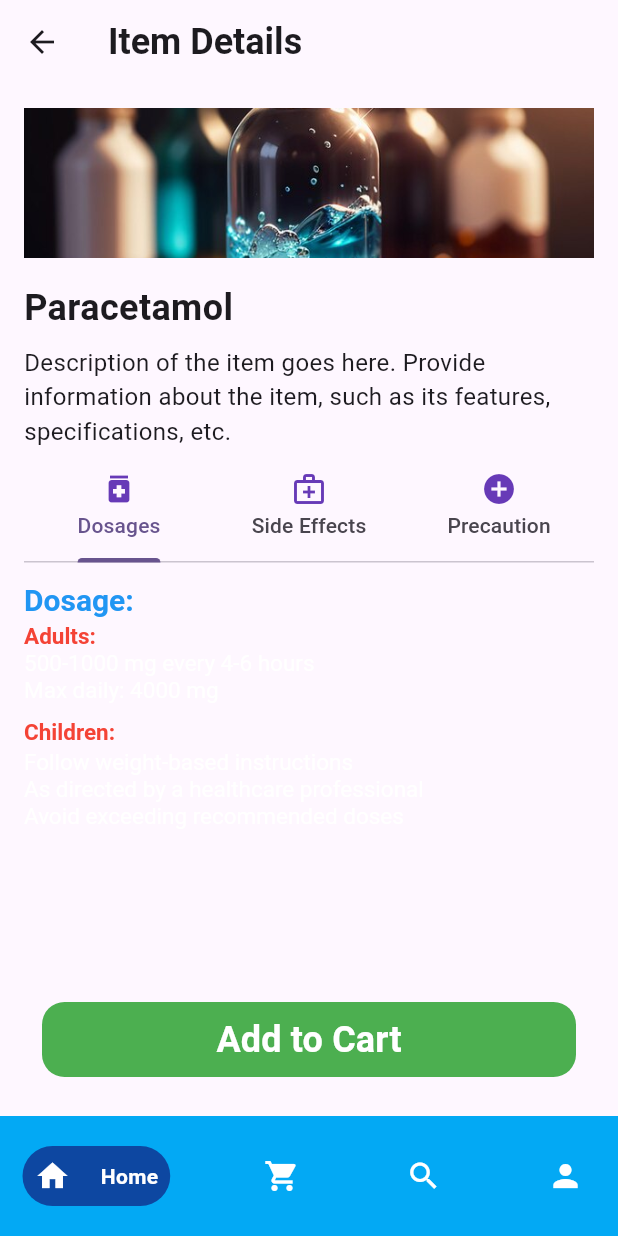
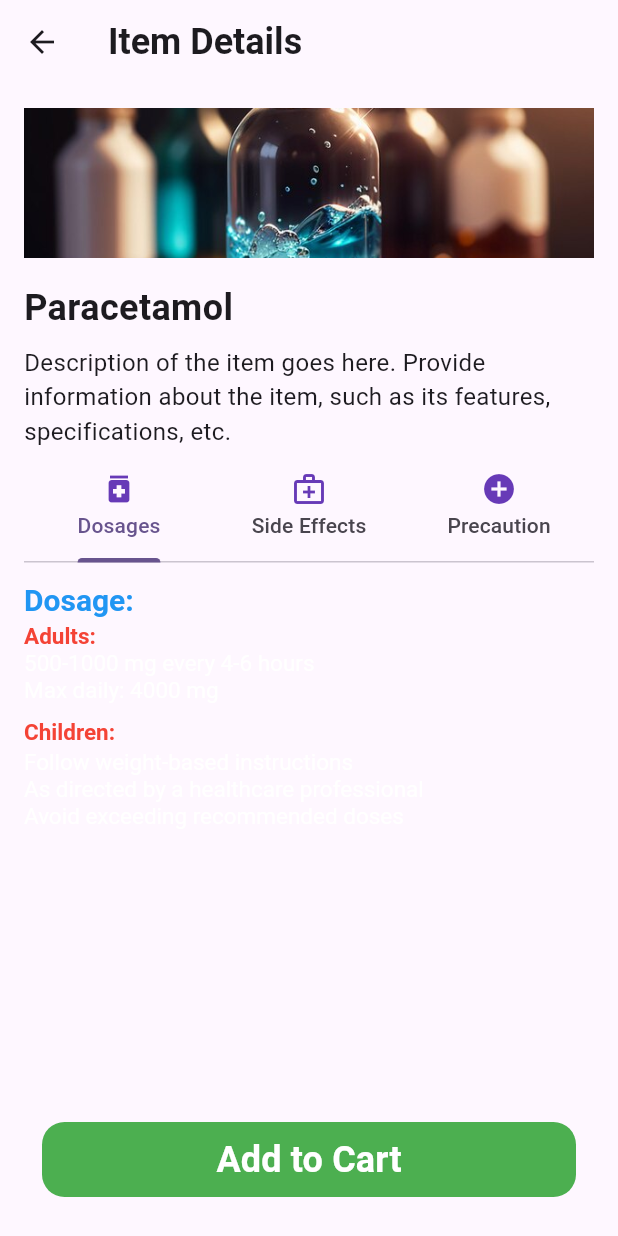
Before and after one commit to sunil5y/MedInfo, a Flutter app: the DetailPage screen opened directly, on a phone screen of 412 x 824 dp. Run offline on Flutter 3.47's test engine with Material 2 defaults, Android fonts, the phone set to English and light mode, and no system bars; drawn by our look-alikes of google_nav_bar.

Commit message:
app project

```diff
--- a/lib/Details/Detail_page.dart
+++ b/lib/Details/Detail_page.dart
@@ -172,38 +172,38 @@
         ),
       ),
 
-        bottomNavigationBar: Container(
-          color: Colors.lightBlue,
-          child: Padding(
-            padding: const EdgeInsets.symmetric(horizontal: 15.0, vertical: 20),
-            child: GNav(
-                backgroundColor: Colors.lightBlue,
-                color: Colors.white,
-                activeColor: Colors.white,
-                tabBackgroundColor: Colors.blue.shade900,
-                padding: EdgeInsets.all(8),
-                gap: 20,
-                tabs: [
-                  GButton(
-                      icon: Icons.home,
-                      text: 'Home'),
-
-                  GButton(
-                      icon: Icons.shopping_cart,
-                      text: 'Cart'),
-
-                  GButton(
-                      icon: Icons.search,
-                      text: 'Search'),
-
-                  GButton(
-                      icon: Icons.person,
-                      text: 'Profile'),
-                ]
-
-            ),
-          ),
-        ),
+        // bottomNavigationBar: Container(
+        //   color: Colors.lightBlue,
+        //   child: Padding(
+        //     padding: const EdgeInsets.symmetric(horizontal: 15.0, vertical: 20),
+        //     child: GNav(
+        //         backgroundColor: Colors.lightBlue,
+        //         color: Colors.white,
+        //         activeColor: Colors.white,
+        //         tabBackgroundColor: Colors.blue.shade900,
+        //         padding: EdgeInsets.all(8),
+        //         gap: 20,
+        //         tabs: [
+        //           GButton(
+        //               icon: Icons.home,
+        //               text: 'Home'),
+        //
+        //           GButton(
+        //               icon: Icons.shopping_cart,
+        //               text: 'Cart'),
+        //
+        //           GButton(
+        //               icon: Icons.search,
+        //               text: 'Search'),
+        //
+        //           GButton(
+        //               icon: Icons.person,
+        //               text: 'Profile'),
+        //         ]
+        //
+        //     ),
+        //   ),
+        // ),
       ),
     );
   }
--- a/lib/Home/Navigation_bar.dart
+++ b/lib/Home/Navigation_bar.dart
@@ -27,7 +27,7 @@
             ),
 
             BottomNavigationBarItem(
-              icon: Icon(Icons.shop),
+              icon: Icon(Icons.shopping_cart),
               label: 'Shop',
               backgroundColor: Colors.red,
             ),
--- a/lib/main.dart
+++ b/lib/main.dart
@@ -37,7 +37,7 @@
         colorScheme: ColorScheme.fromSeed(seedColor: Colors.deepPurple),
         useMaterial3: true,
       ),
-      home: Navigation_bar(),
+      home: Login(),
     );
   }
 }
```
Also changed, not shown: lib/Details/Navigation.dart (+9 -50 lines), lib/Home/Home_page.dart (+61 -7 lines).
